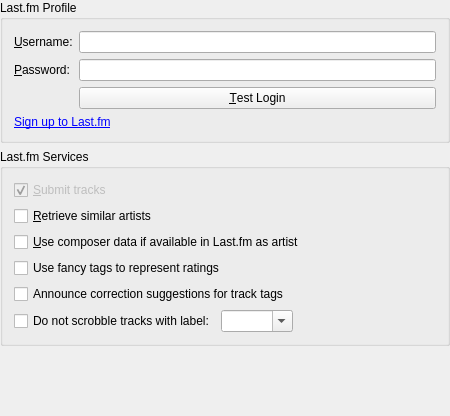
Above: src/services/lastfm/LastFmConfigWidget.ui from KDE/amarok before the change. Below: the same form after it.
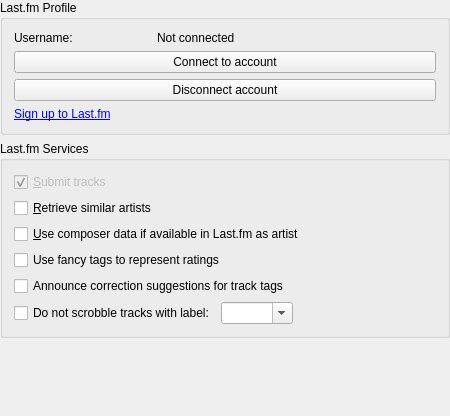
That is the form after the change.

Commit message: Update last.fm login mechanism to use non-deprecated token method

Patch:
```diff
--- a/src/services/lastfm/LastFmConfigWidget.ui
+++ b/src/services/lastfm/LastFmConfigWidget.ui
@@ -51,7 +51,7 @@
       <item row="1" column="0">
        <widget class="QLabel" name="labelUsername">
         <property name="text">
-         <string>&amp;Username:</string>
+         <string>Username:</string>
         </property>
         <property name="wordWrap">
          <bool>false</bool>
@@ -61,30 +61,21 @@
         </property>
        </widget>
       </item>
-      <item row="2" column="0">
-       <widget class="QLabel" name="labelPassword">
+      <item row="2" column="0" colspan="3">
+       <widget class="QPushButton" name="connectToAccount">
         <property name="text">
-         <string>&amp;Password:</string>
+         <string>Connect to account</string>
         </property>
-        <property name="wordWrap">
-         <bool>false</bool>
-        </property>
-        <property name="buddy">
-         <cstring>kcfg_ScrobblerPassword</cstring>
-        </property>
        </widget>
       </item>
-      <item row="2" column="1">
-       <widget class="QLineEdit" name="kcfg_ScrobblerPassword">
-        <property name="echoMode">
-         <enum>QLineEdit::Password</enum>
+      <item row="1" column="1" colspan="2">
+       <widget class="QLabel" name="kcfg_ScrobblerUsername">
+        <property name="text">
+         <string>Not connected</string>
         </property>
        </widget>
       </item>
-      <item row="1" column="1">
-       <widget class="QLineEdit" name="kcfg_ScrobblerUsername"/>
-      </item>
-      <item row="4" column="0" colspan="2">
+      <item row="4" column="0" colspan="3">
        <widget class="QLabel" name="kActiveLabel1">
         <property name="sizePolicy">
          <sizepolicy hsizetype="Preferred" vsizetype="Maximum">
@@ -93,7 +84,7 @@
          </sizepolicy>
         </property>
         <property name="text">
-         <string>&lt;a href=&quot;http://www.last.fm:80/signup.php&quot;&gt;Sign up to Last.fm&lt;/a&gt;</string>
+         <string>&lt;a href=&quot;https://www.last.fm/join&quot;&gt;Sign up to Last.fm&lt;/a&gt;</string>
         </property>
         <property name="wordWrap">
          <bool>true</bool>
@@ -103,10 +94,10 @@
         </property>
        </widget>
       </item>
-      <item row="3" column="1">
-       <widget class="QPushButton" name="testLogin">
+      <item row="3" column="0" colspan="3">
+       <widget class="QPushButton" name="disconnectAccount">
         <property name="text">
-         <string>&amp;Test Login</string>
+         <string>Disconnect account</string>
         </property>
        </widget>
       </item>
```
Left out of the diff: 13 changed lines with no effect on the pictures. The commit also changes 7 other files.
